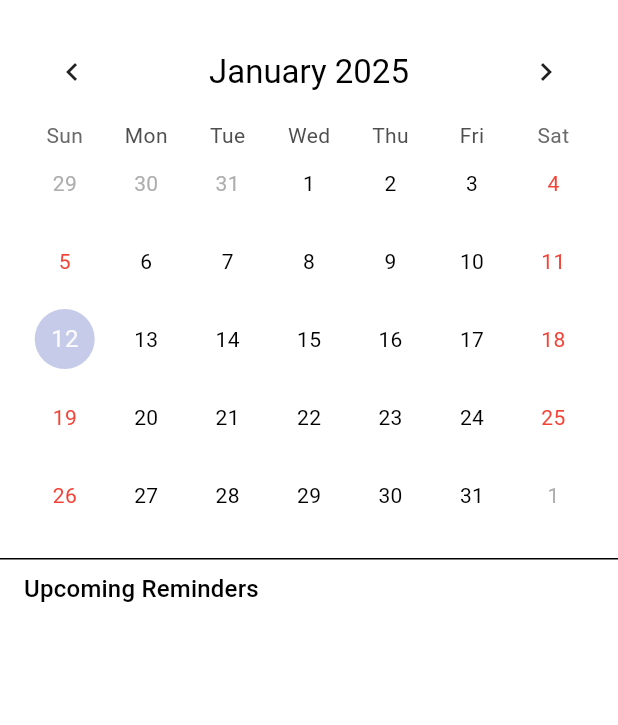
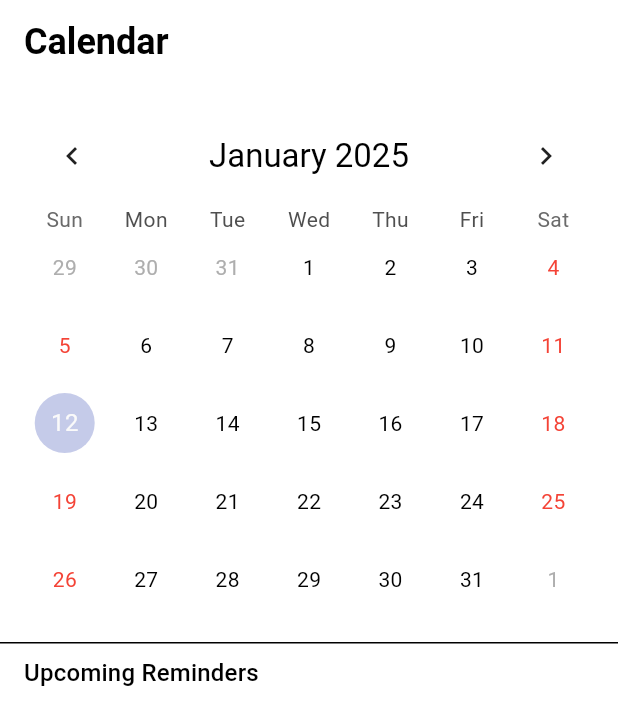
Before and after one commit to manuelduarte077/brotato-game, a Flutter app: the CalendarScreen widget shown alone on an empty page, opened directly, on a phone screen of 412 x 824 dp. Shown: the top 725 px of the screen. Run offline on Flutter 3.47's test engine with Material 3 defaults, Android fonts, the phone set to English and light mode, and no system bars; drawn by our look-alikes of table_calendar; our stand-ins replace cloud_firestore, drift, firebase_auth, firebase_core, flutter_local_notifications, flutter_riverpod and 4 more; accounts and stored records are empty; generated files the repository leaves out were written again; Roboto replaces fonts that are missing (Ubuntu).

Commit message:
feat: enhance calendar screen with custom scroll view

```diff
--- a/lib/presentation/features/calendar/calendar_screen.dart
+++ b/lib/presentation/features/calendar/calendar_screen.dart
@@ -2,6 +2,7 @@ import 'package:flutter/material.dart';
 import 'package:flutter_riverpod/flutter_riverpod.dart';
 import 'package:table_calendar/table_calendar.dart';
 import 'package:intl/intl.dart';
+import '../../features/reminders/edit_reminder_screen.dart';
 
 import '../../../application/providers/reminder_providers.dart';
 import '../../../domain/models/reminder.dart';
@@ -21,9 +22,26 @@ class _CalendarScreenState extends ConsumerState<CalendarScreen> {
   Widget build(BuildContext context) {
     final reminders = ref.watch(remindersStreamProvider);
 
-    return Scaffold(
-      body: SafeArea(
-        child: reminders.when(
+    return CustomScrollView(
+      slivers: [
+        ///
+        SliverAppBar(
+          pinned: true,
+          title: Text(
+            'Calendar',
+            style: TextStyle(
+              fontSize: 24,
+              fontWeight: FontWeight.bold,
+            ),
+          ),
+          floating: true,
+        ),
+
+        ///
+        SliverList(
+          delegate: SliverChildListDelegate(
+            [
+              reminders.when(
                 data: (reminderList) {
                   final events = _createEventsMap(reminderList);
 
@@ -32,26 +50,31 @@ class _CalendarScreenState extends ConsumerState<CalendarScreen> {
                       Padding(
                         padding: const EdgeInsets.all(16.0),
                         child: TableCalendar(
-                    firstDay:
-                        DateTime.now().subtract(const Duration(days: 365)),
-                    lastDay: DateTime.now().add(const Duration(days: 365)),
+                          firstDay: DateTime.now()
+                              .subtract(const Duration(days: 365)),
+                          lastDay:
+                              DateTime.now().add(const Duration(days: 365)),
                           focusedDay: _focusedDay,
-                    selectedDayPredicate: (day) => isSameDay(_selectedDay, day),
+                          selectedDayPredicate: (day) =>
+                              isSameDay(_selectedDay, day),
                           onDaySelected: (selectedDay, focusedDay) {
                             setState(() {
                               _selectedDay = selectedDay;
                               _focusedDay = focusedDay;
                             });
 
-                      final dayReminders = events[DateTime(selectedDay.year,
-                              selectedDay.month, selectedDay.day)] ??
+                            final dayReminders = events[DateTime(
+                                    selectedDay.year,
+                                    selectedDay.month,
+                                    selectedDay.day)] ??
                                 [];
                             if (dayReminders.isNotEmpty) {
                               _showRemindersDialog(context, dayReminders);
                             }
                           },
                           eventLoader: (day) {
-                      return events[DateTime(day.year, day.month, day.day)] ??
+                            return events[
+                                    DateTime(day.year, day.month, day.day)] ??
                                 [];
                           },
                           calendarStyle: CalendarStyle(
@@ -70,19 +93,23 @@ class _CalendarScreenState extends ConsumerState<CalendarScreen> {
                                   .withValues(alpha: 0.3),
                               shape: BoxShape.circle,
                             ),
-                      weekendTextStyle: const TextStyle(color: Colors.red),
+                            weekendTextStyle:
+                                const TextStyle(color: Colors.red),
                           ),
                           headerStyle: HeaderStyle(
                             formatButtonVisible: false,
                             titleCentered: true,
-                      titleTextStyle: Theme.of(context).textTheme.titleLarge!,
+                            titleTextStyle:
+                                Theme.of(context).textTheme.titleLarge!,
                           ),
                         ),
                       ),
                       const Divider(height: 1),
                       Padding(
-                  padding:
-                      const EdgeInsets.symmetric(horizontal: 16, vertical: 8),
+                        padding: const EdgeInsets.symmetric(
+                          horizontal: 16,
+                          vertical: 8,
+                        ),
                         child: Row(
                           children: [
                             Text(
@@ -92,16 +119,18 @@ class _CalendarScreenState extends ConsumerState<CalendarScreen> {
                           ],
                         ),
                       ),
-                Expanded(
-                  child: _RemindersList(reminders: reminderList),
-                ),
+                      _RemindersList(reminders: reminderList),
                     ],
                   );
                 },
-          loading: () => const Center(child: CircularProgressIndicator()),
+                loading: () =>
+                    const Center(child: CircularProgressIndicator.adaptive()),
                 error: (error, stack) => Center(child: Text('Error: $error')),
               ),
+            ],
           ),
+        ),
+      ],
     );
   }
 
@@ -202,9 +231,11 @@ class _RemindersList extends StatelessWidget {
       ..sort((a, b) => a.dueDate.compareTo(b.dueDate));
 
     return ListView.separated(
+      shrinkWrap: true,
+      physics: NeverScrollableScrollPhysics(),
       padding: const EdgeInsets.symmetric(horizontal: 16),
       itemCount: upcomingReminders.length,
-      separatorBuilder: (_, __) => const Divider(height: 1),
+      separatorBuilder: (_, __) => const Divider(color: Colors.grey),
       itemBuilder: (context, index) {
         final reminder = upcomingReminders[index];
 
@@ -215,7 +246,17 @@ class _RemindersList extends StatelessWidget {
               .surfaceContainerHighest
               .withValues(alpha: 0.3),
           child: ListTile(
-            contentPadding: const EdgeInsets.all(16),
+            onTap: () {
+              showModalBottomSheet(
+                context: context,
+                showDragHandle: true,
+                scrollControlDisabledMaxHeightRatio: 0.9,
+                builder: (builder) {
+                  return EditReminderScreen(reminder: reminder);
+                },
+              );
+            },
+            contentPadding: EdgeInsets.zero,
             title: Text(
               reminder.title,
               style: const TextStyle(fontWeight: FontWeight.bold),
--- a/lib/presentation/widgets/reminder_form.dart
+++ b/lib/presentation/widgets/reminder_form.dart
@@ -48,6 +48,7 @@ class _ReminderFormState extends State<ReminderForm> {
   void initState() {
     super.initState();
     final reminder = widget.initialReminder;
+
     _titleController = TextEditingController(text: reminder?.title);
     _descriptionController = TextEditingController(text: reminder?.description);
     _amountController = TextEditingController(
@@ -83,7 +84,7 @@ class _ReminderFormState extends State<ReminderForm> {
               fontWeight: FontWeight.bold,
             ),
           ),
-          SizedBox(height: 10),
+          SizedBox(height: 20),
           TextFormField(
             controller: _titleController,
             decoration: const InputDecoration(
```
Lines whose indentation alone changed are shown as unchanged.
